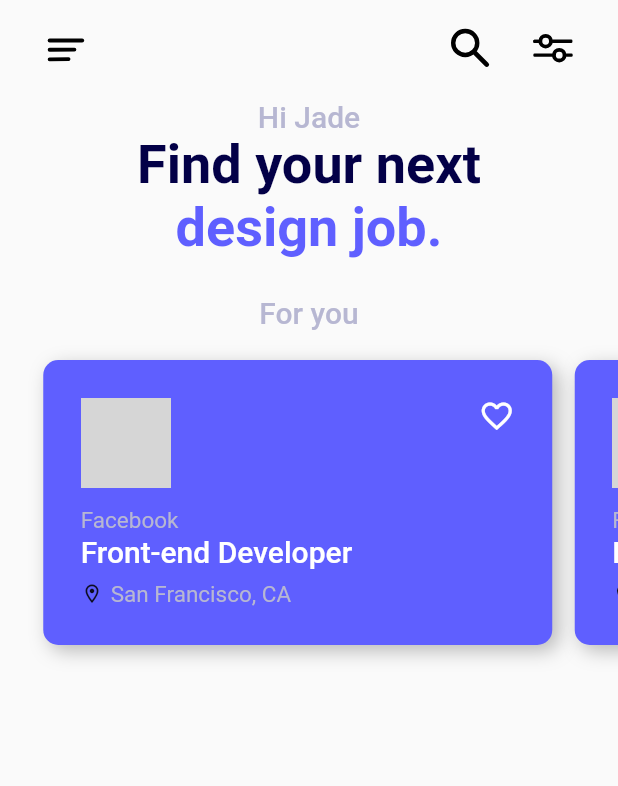
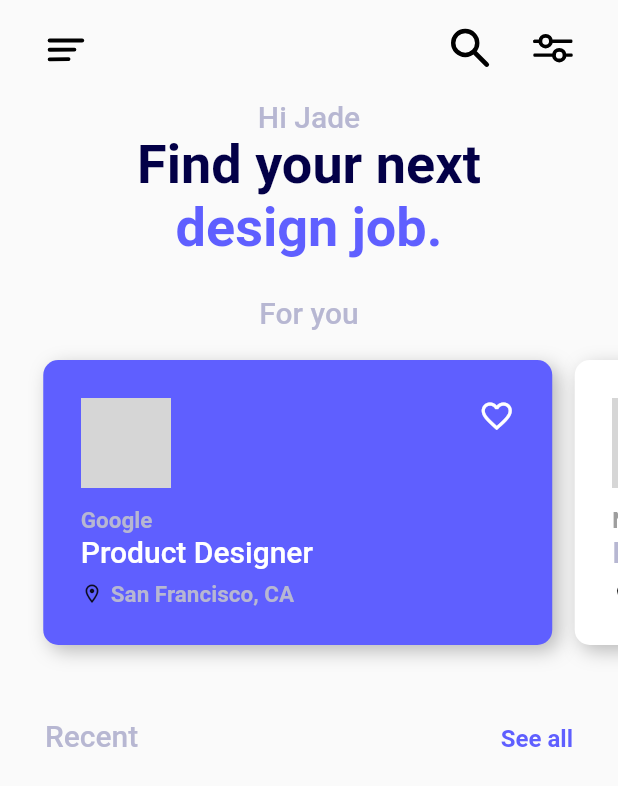
Before and after one commit to lchavez1/job_finder_app_flutter, a Flutter app: the screen it shows after launch, on a phone screen of 412 x 824 dp. Shown: the top 786 px of the screen. Run offline on Flutter 3.47's test engine with Material 2 defaults, Android fonts, the phone set to English and light mode, and no system bars; drawn by our look-alikes of carousel_slider; our stand-ins replace flutter_svg; network calls fail; grey boxes are pictures that could not be loaded.

Commit message:
add darkTheme

```diff
--- a/lib/utils/job_carrusel.dart
+++ b/lib/components/job_carrusel.dart
@@ -1,16 +1,19 @@
 import 'package:carousel_slider/carousel_slider.dart';
 import 'package:flutter/material.dart';
-import 'package:job_finder/models/job_item.dart';
+
+import 'package:job_finder/components/job_item.dart';
+import 'package:job_finder/models/job.dart';
+
 
 class JobCarrusel extends StatelessWidget{
+
+  List<Job> jobs;
+  JobCarrusel(this.jobs);
+
   @override
   Widget build(BuildContext context) {
     return CarouselSlider(
-      items: [
-        JobItem(),
-        JobItem(),
-        JobItem(),
-      ],
+      items: this.jobs.map((e) => JobItem(e, darkTheme: this.jobs.indexOf(e).isEven)).toList(),
       options: CarouselOptions(
         enableInfiniteScroll: false,
         reverse: false,
--- /dev/null
+++ b/lib/components/job_item.dart
@@ -0,0 +1,108 @@
+import 'package:flutter/material.dart';
+
+import '../models/job.dart';
+
+class JobItem extends StatefulWidget{
+
+  Job job;
+  bool darkTheme;
+
+  JobItem(this.job, {this.darkTheme = false});
+
+  @override
+  State<JobItem> createState() => _JobItemState();
+}
+
+class _JobItemState extends State<JobItem> {
+  @override
+  Widget build(BuildContext context) {
+    return Padding(
+      padding: const EdgeInsets.only(right: 15, bottom: 20, top: 20),
+      child: Container(
+        decoration: itemBoxDecoration(context),
+        child: Padding(
+          padding: const EdgeInsets.all(25),
+          child: Column(
+            mainAxisAlignment: MainAxisAlignment.spaceBetween,
+            children: [
+              Row(
+                crossAxisAlignment: CrossAxisAlignment.start,
+                mainAxisAlignment: MainAxisAlignment.spaceBetween,
+                children: [
+                  ClipRRect(
+                    child: Image.network(
+                      widget.job.company.logo,
+                      width: 60,),
+                    borderRadius: BorderRadius.circular(10),
+                  ),
+                  GestureDetector(
+                    onTap: (){
+                      setState(() {
+                        this.widget.job.isFavorite = !this.widget.job.isFavorite;
+                      });
+                    },
+                    child: Icon(
+                      this.widget.job.isFavorite ? Icons.favorite : Icons.favorite_border,
+                      color: widget.darkTheme ? Colors.white : Colors.grey,
+                    ),
+                  ),
+                ],
+              ),
+              texts(context),
+            ],
+          ),
+        ),
+      ),
+    );
+  }
+
+  BoxDecoration itemBoxDecoration(BuildContext context){
+     return BoxDecoration(
+         color: widget.darkTheme ? Theme.of(context).primaryColor : Colors.white,
+         borderRadius: BorderRadius.circular(10),
+         boxShadow: [
+           BoxShadow(
+             color: Colors.black26,
+             offset: Offset(4, 4),
+             blurRadius: 10,
+           ),
+         ]
+     );
+   }
+
+   Widget texts(context){
+     return Column(
+       crossAxisAlignment: CrossAxisAlignment.start,
+       children: [
+         Text(
+           widget.job.company.name,
+           style: TextStyle(
+               fontSize: 15,
+               color: widget.darkTheme ? Color(0xffb7b7d2) : Colors.grey
+           ),
+         ),
+         Text(
+           widget.job.role,
+           style: widget.darkTheme ? Theme.of(context).textTheme.headline3 : Theme.of(context).textTheme.headline4,
+         ),
+         SizedBox(height: 8,),
+         Row(
+           children: [
+             Icon(
+               Icons.location_on_outlined,
+               size: 15,
+             ),
+             SizedBox(width: 5,),
+             Text(
+               widget.job.location,
+               style: TextStyle(
+                   fontSize: 15,
+                   color: Color(0xffb7b7d2)
+               ),
+             ),
+           ],
+         ),
+       ],
+     );
+   }
+}
--- a/lib/main.dart
+++ b/lib/main.dart
@@ -32,9 +32,19 @@ class MyApp extends StatelessWidget{
             fontWeight: FontWeight.w500,
             color: Colors.white
           ),
+          headline4: TextStyle(
+            fontSize: 20,
+            fontWeight: FontWeight.w500,
+            color: Color(0xffb7b7d2)
+          ),
           bodyText1: TextStyle(
             fontSize: 20,
             color: Color(0xffb7b7d2)
+          ),
+          bodyText2: TextStyle(
+              fontSize: 16,
+              fontWeight: FontWeight.w600,
+              color: Color(0xff5f5fff)
           ),
         ),
       ),
--- a/lib/models/job.dart
+++ b/lib/models/job.dart
@@ -4,6 +4,7 @@ class Job{
   String location;
   String role;
   Company company;
+  bool isFavorite;
 
-  Job(this.location, this.role, this.company);
+  Job(this.location, this.role, this.company, {this.isFavorite = false});
 }
--- a/lib/models/job_item.dart
+++ /dev/null
@@ -1,88 +0,0 @@
-import 'package:flutter/material.dart';
-
-class JobItem extends StatelessWidget{
-  @override
-  Widget build(BuildContext context) {
-    return Padding(
-      padding: const EdgeInsets.only(right: 15, bottom: 20, top: 20),
-      child: Container(
-        decoration: itemBoxDecoration(context),
-        child: Padding(
-          padding: const EdgeInsets.all(25),
-          child: Column(
-            mainAxisAlignment: MainAxisAlignment.spaceBetween,
-            children: [
-              Row(
-                crossAxisAlignment: CrossAxisAlignment.start,
-                mainAxisAlignment: MainAxisAlignment.spaceBetween,
-                children: [
-                  ClipRRect(
-                    child: Image.network(
-                      'https://cdn-icons-png.flaticon.com/512/5968/5968764.png',
-                      width: 60,),
-                    borderRadius: BorderRadius.circular(10),
-                  ),
-                  Icon(
-                    Icons.favorite_border,
-                    color: Colors.white,
-                  ),
-                ],
-              ),
-              texts(context),
-            ],
-          ),
-        ),
-      ),
-    );
-  }
-}
-
-Widget texts(context){
-  return Column(
-    crossAxisAlignment: CrossAxisAlignment.start,
-    children: [
-      Text(
-        'Facebook',
-        style: TextStyle(
-          fontSize: 15,
-          color: Color(0xffb7b7d2)
-        ),
-      ),
-      Text(
-        'Front-end Developer',
-        style: Theme.of(context).textTheme.headline3,
-      ),
-      SizedBox(height: 8,),
-      Row(
-        children: [
-          Icon(
-            Icons.location_on_outlined,
-            size: 15,
-          ),
-          SizedBox(width: 5,),
-          Text(
-            'San Francisco, CA',
-            style: TextStyle(
-              fontSize: 15,
-              color: Color(0xffb7b7d2)
-            ),
-          ),
-        ],
-      ),
-    ],
-  );
-}
-
-BoxDecoration itemBoxDecoration(BuildContext context){
-  return BoxDecoration(
-    color: Theme.of(context).primaryColor,
-    borderRadius: BorderRadius.circular(10),
-    boxShadow: [
-      BoxShadow(
-        color: Colors.black26,
-        offset: Offset(4, 4),
-        blurRadius: 10,
-      ),
-    ]
-  );
-}
--- a/lib/screens/main_screen.dart
+++ b/lib/screens/main_screen.dart
@@ -1,8 +1,40 @@
 import 'package:flutter/material.dart';
-import 'package:job_finder/utils/app_bar.dart';
-import 'package:job_finder/utils/job_carrusel.dart';
+import 'package:flutter/services.dart';
+import 'package:job_finder/components//app_bar.dart';
+import 'package:job_finder/components//job_carrusel.dart';
+
+import '../models/company.dart';
+import '../models/job.dart';
 
 class MainScreen extends StatelessWidget{
+
+  List<Job> for_you_jobs = [
+    Job(
+      'San Francisco, CA',
+      'Product Designer',
+      Company(
+        'https://images.theconversation.com/files/93616/original/image-20150902-6700-t2axrz.jpg?ixlib=rb-1.1.0&q=45&auto=format&w=1000&fit=clip',
+        'Google',
+      )
+    ),
+    Job(
+      'Miami',
+      'Frontend Web',
+     Company(
+        'https://i.pinimg.com/originals/8c/74/0b/8c740bc13bd5a0a19c24d28dff98cbdd.png',
+         'Netflix'
+     ),
+    ),
+    Job(
+      'New York',
+      'Mobile Developer',
+      Company(
+        'https://www.frikko.com/wp-content/uploads/2019/03/amazon-logo-icon-png_44637.png',
+        'Amazon'
+  ),
+    ),
+  ];
+
   @override
   Widget build(BuildContext context) {
     return Scaffold(
@@ -36,7 +68,30 @@ class MainScreen extends StatelessWidget{
                   'For you',
                   style: Theme.of(context).textTheme.bodyText1,
                 ),
-                JobCarrusel(),
+                JobCarrusel(for_you_jobs),
+              ],
+            ),
+            SizedBox(height: 24,),
+            Column(
+              children: [
+                Padding(
+                  padding: EdgeInsets.only(left: 30, right: 30, top: 5, bottom: 15),
+                  child: Row(
+                    mainAxisAlignment: MainAxisAlignment.spaceBetween,
+                    crossAxisAlignment: CrossAxisAlignment.end,
+                    children: [
+                      Text(
+                        'Recent',
+                        style: Theme.of(context).textTheme.bodyText1,
+                      ),
+                      Text(
+                        'See all',
+                        style: Theme.of(context).textTheme.bodyText2,
+                      ),
+                    ],
+                  ),
+                ),
+
               ],
             ),
           ],
```
Also changed, not shown: lib/components/app_bar.dart (renamed from lib/utils/app_bar.dart), lib/components/const.dart (renamed from lib/utils/const.dart), lib/components/job_list.dart (added).
